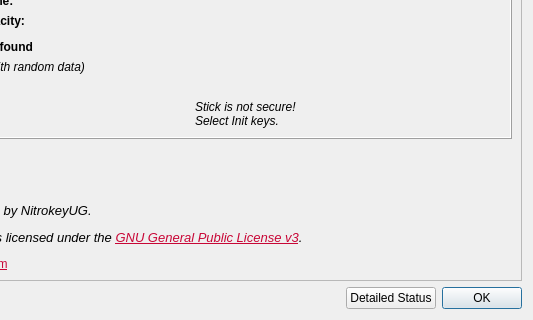
Nitrokey/nitrokey-app, file src/ui/aboutdialog.ui: the form before one commit; both pictures show x 109 to 642 and y 241 to 561 of the 642 by 561 pixel window.
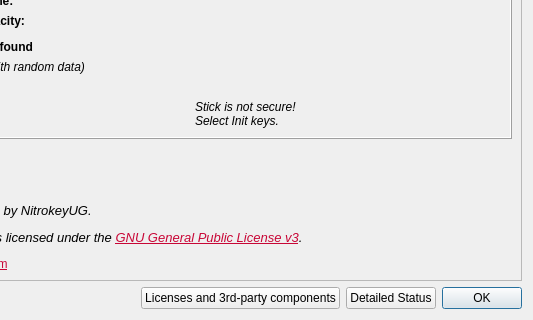
The form after the commit. Icons and pictures are not drawn.

Commit message: Add 3rdparty license button to About window Add 3RDPARTY file with components description Fixes #191

Diff of the .ui file:
```diff
--- a/src/ui/aboutdialog.ui
+++ b/src/ui/aboutdialog.ui
@@ -620,6 +620,13 @@
        </property>
       </spacer>
      </item>
+     <item>
+      <widget class="QPushButton" name="btn_3rdparty">
+       <property name="text">
+        <string>Licenses and 3rd-party components</string>
+       </property>
+      </widget>
+     </item>
      <item>
       <widget class="QPushButton" name="ButtonStickStatus">
        <property name="enabled">
```
Left out of the diff: 6 changed lines with no effect on the pictures. The commit also changes 9 other files.
